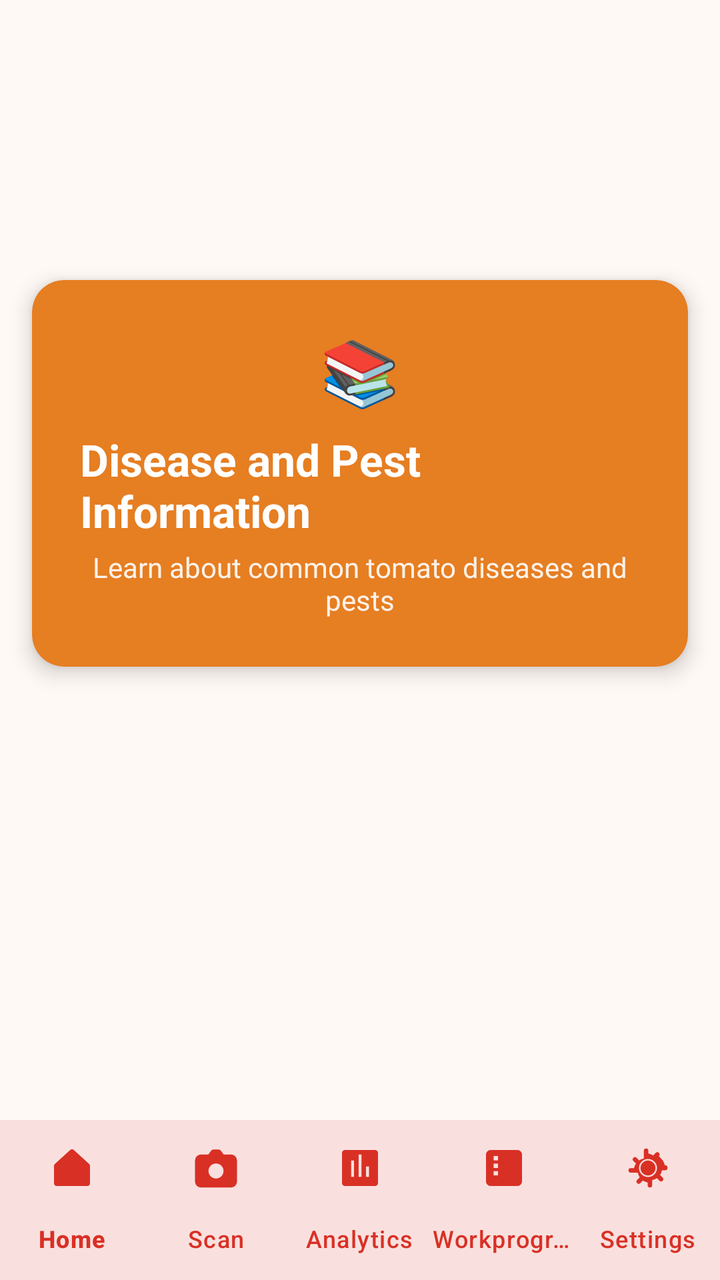
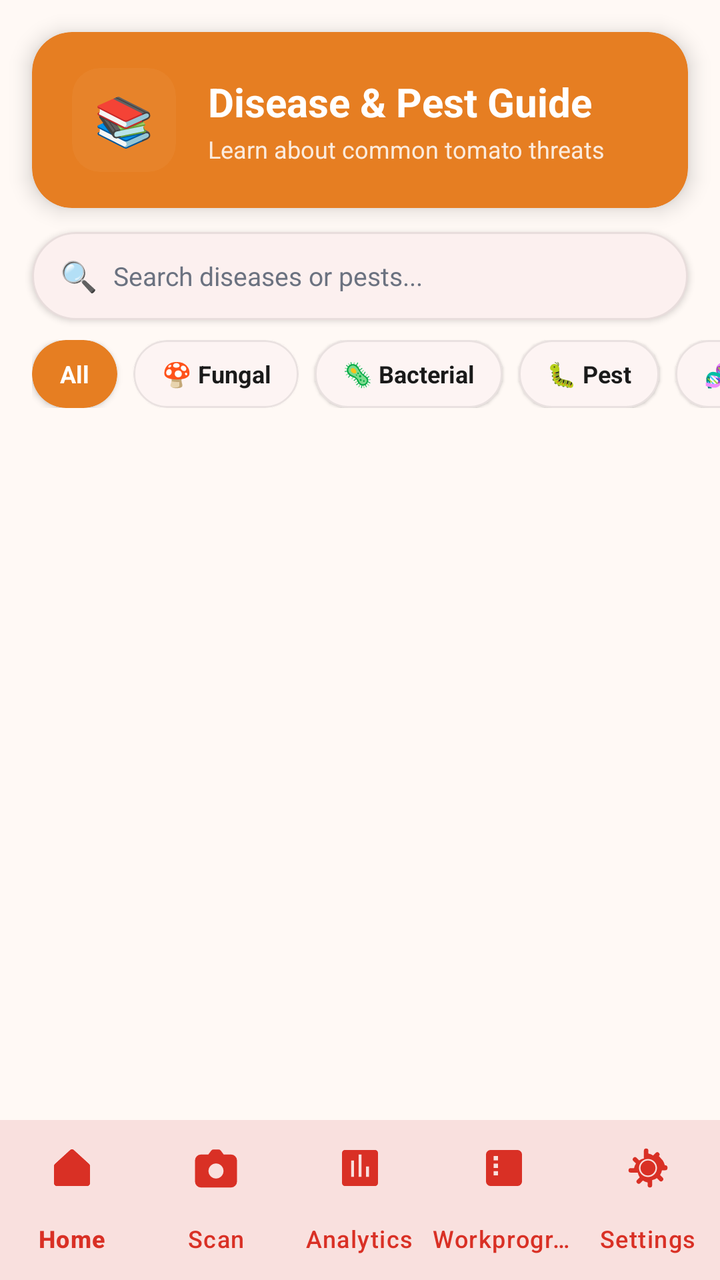

An Android layout rendered at two revisions. The XML below is the earlier revision; the diff shows what the commit changed to produce the second picture.
<!-- AndroidManifest.xml: application theme Theme.TomatoApp -->
<!-- res/layout/activity_information_interface.xml -->
<?xml version="1.0" encoding="utf-8"?>
<RelativeLayout xmlns:android="http://schemas.android.com/apk/res/android"
    xmlns:app="http://schemas.android.com/apk/res-auto"
    xmlns:tools="http://schemas.android.com/tools"
    android:id="@+id/main_layout"
    android:layout_width="match_parent"
    android:layout_height="match_parent"
    android:background="@color/soft_cream"
    tools:context=".InformationInterface">

    
    <LinearLayout
        android:layout_width="match_parent"
        android:layout_height="match_parent"
        android:layout_above="@id/bottom_navigation"
        android:orientation="vertical">

        
        <View
            android:layout_width="match_parent"
            android:layout_height="?attr/actionBarSize"
            android:layout_marginBottom="60dp"/>

        
        <com.google.android.material.card.MaterialCardView
            android:layout_width="match_parent"
            android:layout_height="wrap_content"
            android:layout_marginStart="16dp"
            android:layout_marginEnd="16dp"
            android:layout_marginTop="16dp"
            android:layout_marginBottom="16dp"
            app:cardCornerRadius="16dp"
            app:cardElevation="6dp"
            app:cardBackgroundColor="@color/warm_orange"
            app:strokeWidth="0dp">


            <LinearLayout
                android:layout_width="match_parent"
                android:layout_height="wrap_content"
                android:orientation="vertical"
                android:padding="24dp"
                android:gravity="center">

                <TextView
                    android:layout_width="wrap_content"
                    android:layout_height="wrap_content"
                    android:text="📚"
                    android:textSize="32sp"
                    android:layout_marginBottom="8dp" />

                <TextView
                    android:layout_width="wrap_content"
                    android:layout_height="wrap_content"
                    android:text="Disease and Pest Information"
                    android:textColor="@color/white"
                    android:textSize="22sp"
                    android:textStyle="bold" />

                <TextView
                    android:layout_width="wrap_content"
                    android:layout_height="wrap_content"
                    android:text="Learn about common tomato diseases and pests"
                    android:textColor="@color/white"
                    android:textSize="14sp"
                    android:layout_marginTop="4dp"
                    android:alpha="0.9"
                    android:gravity="center" />
            </LinearLayout>
        </com.google.android.material.card.MaterialCardView>

        
        <androidx.recyclerview.widget.RecyclerView
            android:id="@+id/diseaseRecyclerView"
            android:layout_width="match_parent"
            android:layout_height="0dp"
            android:layout_weight="1"
            android:clipToPadding="false"
            android:paddingStart="16dp"
            android:paddingEnd="16dp"
            android:paddingTop="4dp"
            android:paddingBottom="20dp"
            android:scrollbars="vertical" />
    </LinearLayout>

    <com.google.android.material.bottomnavigation.BottomNavigationView
        android:id="@+id/bottom_navigation"
        android:layout_width="match_parent"
        android:layout_height="wrap_content"
        android:layout_alignParentBottom="true"
        android:background="@color/white"
        app:menu="@menu/menu_bottom_nav"
        app:itemIconTint="@color/nav_selected"
        app:itemTextColor="@color/nav_selected"
        app:labelVisibilityMode="labeled"
        app:elevation="16dp" />

</RelativeLayout>
<!-- resources referenced by this layout -->
<resources>
  <color name="nav_selected">#D93025</color>
  <color name="soft_cream">#FFF9F5</color>
  <color name="warm_orange">#E67E22</color>
  <color name="white">#FFFFFFFF</color>
  <style name="Theme.TomatoApp" parent="Base.Theme.TomatoApp" />
  <style name="Base.Theme.TomatoApp" parent="Theme.Material3.DayNight.NoActionBar">
          
          <item name="colorPrimary">@color/tomato_red</item>
          <item name="colorOnPrimary">@color/white</item>
          <item name="colorSecondary">@color/fresh_green</item>
          <item name="colorOnSecondary">@color/white</item>
          <item name="colorSurface">@color/surface</item>
          <item name="colorOnSurface">@color/text_primary</item>
          <item name="colorError">@color/error</item>
          <item name="android:windowBackground">@color/bg_light_gray</item>
      </style>
  <color name="tomato_red">#D93025</color>
  <color name="fresh_green">#3DBE5A</color>
  <color name="surface">#FFFFFF</color>
  <color name="text_primary">#1A1A1A</color>
  <color name="error">#D93025</color>
  <color name="bg_light_gray">#FFF9F5</color>
</resources>

<!-- the commit's change to res/layout/activity_information_interface.xml (unified diff, before → after) -->
@@ -13,13 +13,8 @@
         android:layout_width="match_parent"
         android:layout_height="match_parent"
         android:layout_above="@id/bottom_navigation"
-        android:orientation="vertical">
-
-        
-        <View
-            android:layout_width="match_parent"
-            android:layout_height="?attr/actionBarSize"
-            android:layout_marginBottom="60dp"/>
+        android:orientation="vertical"
+        android:fitsSystemWindows="true">
 
         
         <com.google.android.material.card.MaterialCardView
@@ -28,46 +23,254 @@
             android:layout_marginStart="16dp"
             android:layout_marginEnd="16dp"
             android:layout_marginTop="16dp"
-            android:layout_marginBottom="16dp"
-            app:cardCornerRadius="16dp"
+            android:layout_marginBottom="12dp"
+            app:cardCornerRadius="20dp"
             app:cardElevation="6dp"
             app:cardBackgroundColor="@color/warm_orange"
             app:strokeWidth="0dp">
 
-
             <LinearLayout
                 android:layout_width="match_parent"
                 android:layout_height="wrap_content"
-                android:orientation="vertical"
-                android:padding="24dp"
-                android:gravity="center">
-
-                <TextView
-                    android:layout_width="wrap_content"
+                android:orientation="horizontal"
+                android:gravity="center_vertical"
+                android:paddingStart="20dp"
+                android:paddingEnd="20dp"
+                android:paddingTop="18dp"
+                android:paddingBottom="18dp">
+
+                <com.google.android.material.card.MaterialCardView
+                    android:layout_width="52dp"
+                    android:layout_height="52dp"
+                    android:layout_marginEnd="16dp"
+                    app:cardCornerRadius="14dp"
+                    app:cardElevation="0dp"
+                    app:cardBackgroundColor="#33FFFFFF"
+                    app:strokeWidth="0dp">
+
+                    <TextView
+                        android:layout_width="match_parent"
+                        android:layout_height="match_parent"
+                        android:text="📚"
+                        android:textSize="24sp"
+                        android:gravity="center" />
+                </com.google.android.material.card.MaterialCardView>
+
+                <LinearLayout
+                    android:layout_width="0dp"
                     android:layout_height="wrap_content"
-                    android:text="📚"
-                    android:textSize="32sp"
-                    android:layout_marginBottom="8dp" />
-
-                <TextView
-                    android:layout_width="wrap_content"
-                    android:layout_height="wrap_content"
-                    android:text="Disease and Pest Information"
-                    android:textColor="@color/white"
-                    android:textSize="22sp"
-                    android:textStyle="bold" />
-
-                <TextView
-                    android:layout_width="wrap_content"
-                    android:layout_height="wrap_content"
-                    android:text="Learn about common tomato diseases and pests"
-                    android:textColor="@color/white"
-                    android:textSize="14sp"
-                    android:layout_marginTop="4dp"
-                    android:alpha="0.9"
-                    android:gravity="center" />
+                    android:layout_weight="1"
+                    android:orientation="vertical">
+
+                    <TextView
+                        android:layout_width="wrap_content"
+                        android:layout_height="wrap_content"
+                        android:text="Disease &amp; Pest Guide"
+                        android:textColor="@color/white"
+                        android:textSize="20sp"
+                        android:textStyle="bold" />
+
+                    <TextView
+                        android:layout_width="wrap_content"
+                        android:layout_height="wrap_content"
+                        android:text="Learn about common tomato threats"
+                        android:textColor="@color/white"
+                        android:textSize="12sp"
+                        android:layout_marginTop="2dp"
+                        android:alpha="0.85" />
+                </LinearLayout>
             </LinearLayout>
         </com.google.android.material.card.MaterialCardView>
+
+        
+        <com.google.android.material.card.MaterialCardView
+            android:layout_width="match_parent"
+            android:layout_height="44dp"
+            android:layout_marginStart="16dp"
+            android:layout_marginEnd="16dp"
+            android:layout_marginBottom="10dp"
+            app:cardCornerRadius="22dp"
+            app:cardElevation="2dp"
+            app:cardBackgroundColor="@color/white"
+            app:strokeWidth="1dp"
+            app:strokeColor="@color/divider">
+
+            <LinearLayout
+                android:layout_width="match_parent"
+                android:layout_height="match_parent"
+                android:orientation="horizontal"
+                android:gravity="center_vertical"
+                android:paddingStart="14dp"
+                android:paddingEnd="14dp">
+
+                <TextView
+                    android:layout_width="wrap_content"
+                    android:layout_height="wrap_content"
+                    android:text="🔍"
+                    android:textSize="15sp"
+                    android:layout_marginEnd="8dp" />
+
+                <EditText
+                    android:id="@+id/searchField"
+                    android:layout_width="0dp"
+                    android:layout_height="match_parent"
+                    android:layout_weight="1"
+                    android:hint="Search diseases or pests..."
+                    android:textColorHint="@color/muted"
+                    android:textColor="@color/text_primary"
+                    android:textSize="13sp"
+                    android:background="@null"
+                    android:singleLine="true"
+                    android:imeOptions="actionSearch"
+                    android:inputType="text" />
+            </LinearLayout>
+        </com.google.android.material.card.MaterialCardView>
+
+        
+        <HorizontalScrollView
+            android:layout_width="match_parent"
+            android:layout_height="wrap_content"
+            android:paddingStart="16dp"
+            android:paddingEnd="16dp"
+            android:paddingBottom="10dp"
+            android:scrollbars="none"
+            android:clipToPadding="false">
+
+            <LinearLayout
+                android:layout_width="wrap_content"
+                android:layout_height="wrap_content"
+                android:orientation="horizontal"
+                android:gravity="center_vertical">
+
+                
+                <com.google.android.material.card.MaterialCardView
+                    android:id="@+id/catAll"
+                    android:layout_width="wrap_content"
+                    android:layout_height="34dp"
+                    android:layout_marginEnd="8dp"
+                    app:cardCornerRadius="17dp"
+                    app:cardElevation="2dp"
+                    app:cardBackgroundColor="@color/warm_orange"
+                    app:strokeWidth="0dp"
+                    android:clickable="true"
+                    android:focusable="true"
+                    android:foreground="?android:attr/selectableItemBackground">
+                    <TextView
+                        android:layout_width="wrap_content"
+                        android:layout_height="match_parent"
+                        android:text="All"
+                        android:textColor="@color/white"
+                        android:textSize="12sp"
+                        android:textStyle="bold"
+                        android:gravity="center"
+                        android:paddingStart="14dp"
+                        android:paddingEnd="14dp" />
+                </com.google.android.material.card.MaterialCardView>
+
+                
+                <com.google.android.material.card.MaterialCardView
+                    android:id="@+id/catFungal"
+                    android:layout_width="wrap_content"
+                    android:layout_height="34dp"
+                    android:layout_marginEnd="8dp"
+                    app:cardCornerRadius="17dp"
+                    app:cardElevation="1dp"
+                    app:cardBackgroundColor="@color/white"
+                    app:strokeWidth="1dp"
+                    app:strokeColor="@color/divider"
+                    android:clickable="true"
+                    android:focusable="true"
+                    android:foreground="?android:attr/selectableItemBackground">
+                    <TextView
+                        android:layout_width="wrap_content"
+                        android:layout_height="match_parent"
+                        android:text="🍄 Fungal"
+                        android:textColor="@color/text_primary"
+                        android:textSize="12sp"
+                        android:textStyle="bold"
+                        android:gravity="center"
+                        android:paddingStart="14dp"
+                        android:paddingEnd="14dp" />
+                </com.google.android.material.card.MaterialCardView>
+
+                
+                <com.google.android.material.card.MaterialCardView
+                    android:id="@+id/catBacterial"
+                    android:layout_width="wrap_content"
+                    android:layout_height="34dp"
+                    android:layout_marginEnd="8dp"
+                    app:cardCornerRadius="17dp"
+                    app:cardElevation="1dp"
+                    app:cardBackgroundColor="@color/white"
+                    app:strokeWidth="1dp"
+                    app:strokeColor="@color/divider"
+                    android:clickable="true"
+                    android:focusable="true"
+                    android:foreground="?android:attr/selectableItemBackground">
+                    <TextView
+                        android:layout_width="wrap_content"
+                        android:layout_height="match_parent"
+                        android:text="🦠 Bacterial"
+                        android:textColor="@color/text_primary"
+                        android:textSize="12sp"
+                        android:textStyle="bold"
+                        android:gravity="center"
+                        android:paddingStart="14dp"
+                        android:paddingEnd="14dp" />
+                </com.google.android.material.card.MaterialCardView>
+
+                
+                <com.google.android.material.card.MaterialCardView
+                    android:id="@+id/catPest"
+                    android:layout_width="wrap_content"
+                    android:layout_height="34dp"
+                    android:layout_marginEnd="8dp"
+                    app:cardCornerRadius="17dp"
+                    app:cardElevation="1dp"
+                    app:cardBackgroundColor="@color/white"
+                    app:strokeWidth="1dp"
+                    app:strokeColor="@color/divider"
+                    android:clickable="true"
+                    android:focusable="true"
+                    android:foreground="?android:attr/selectableItemBackground">
+                    <TextView
+                        android:layout_width="wrap_content"
+                        android:layout_height="match_parent"
+                        android:text="🐛 Pest"
+                        android:textColor="@color/text_primary"
+                        android:textSize="12sp"
+                        android:textStyle="bold"
+                        android:gravity="center"
+                        android:paddingStart="14dp"
+                        android:paddingEnd="14dp" />
+                </com.google.android.material.card.MaterialCardView>
+
+                
+                <com.google.android.material.card.MaterialCardView
+                    android:id="@+id/catViral"
+                    android:layout_width="wrap_content"
+                    android:layout_height="34dp"
+                    app:cardCornerRadius="17dp"
+                    app:cardElevation="1dp"
+                    app:cardBackgroundColor="@color/white"
+                    app:strokeWidth="1dp"
+                    app:strokeColor="@color/divider"
+                    android:clickable="true"
+                    android:focusable="true"
+                    android:foreground="?android:attr/selectableItemBackground">
+                    <TextView
+                        android:layout_width="wrap_content"
+                        android:layout_height="match_parent"
+                        android:text="🧬 Viral"
+                        android:textColor="@color/text_primary"
+                        android:textSize="12sp"
+                        android:textStyle="bold"
+                        android:gravity="center"
+                        android:paddingStart="14dp"
+                        android:paddingEnd="14dp" />
+                </com.google.android.material.card.MaterialCardView>
+            </LinearLayout>
+        </HorizontalScrollView>
 
         
         <androidx.recyclerview.widget.RecyclerView
@@ -81,6 +284,7 @@
             android:paddingTop="4dp"
             android:paddingBottom="20dp"
             android:scrollbars="vertical" />
+
     </LinearLayout>
 
     <com.google.android.material.bottomnavigation.BottomNavigationView
<!-- resource entries referenced after the edit -->
@@ -1,5 +1,7 @@
 <!-- resources referenced by this layout -->
 <resources>
+  <color name="divider">#14000000</color>
+  <color name="muted">#6B7280</color>
   <color name="nav_selected">#D93025</color>
   <color name="soft_cream">#FFF9F5</color>
   <color name="warm_orange">#E67E22</color>
